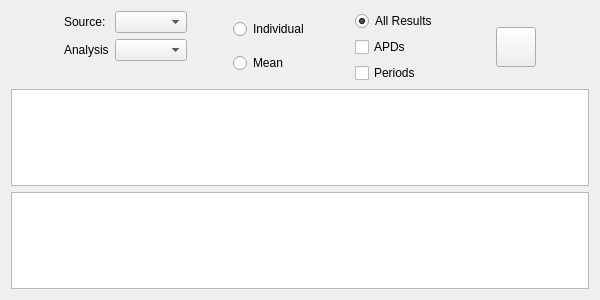
Qt form src/ui/KairoSightWidgetExportCopyPaste.ui (kairosight/KairoSight) before a commit.
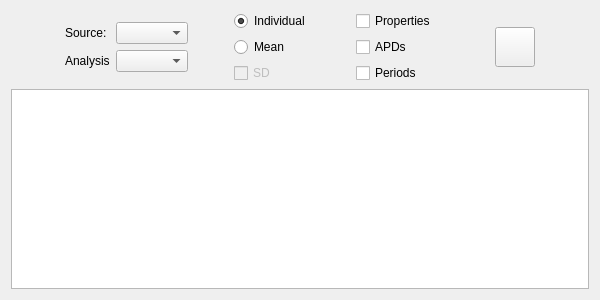
The same form after that commit. Icons and pictures are not drawn.

Commit message: Building export functions, cleaning Isolate functions

The edit to the form file:
```diff
--- a/src/ui/KairoSightWidgetExportCopyPaste.ui
+++ b/src/ui/KairoSightWidgetExportCopyPaste.ui
@@ -43,6 +43,9 @@
      </item>
      <item>
       <layout class="QFormLayout" name="formLayout">
+       <property name="formAlignment">
+        <set>Qt::AlignLeading|Qt::AlignLeft|Qt::AlignVCenter</set>
+       </property>
        <item row="0" column="0">
         <widget class="QLabel" name="labelSource">
          <property name="text">
@@ -100,6 +103,16 @@
          </property>
         </widget>
        </item>
+       <item>
+        <widget class="QCheckBox" name="checkBoxSD">
+         <property name="enabled">
+          <bool>false</bool>
+         </property>
+         <property name="text">
+          <string>SD</string>
+         </property>
+        </widget>
+       </item>
       </layout>
      </item>
      <item>
@@ -121,15 +134,9 @@
      <item>
       <layout class="QVBoxLayout" name="verticalLayout_3">
        <item>
-        <widget class="QRadioButton" name="radioButtonAllResults">
+        <widget class="QCheckBox" name="checkBoxProperties">
          <property name="text">
-          <string>All Results</string>
-         </property>
-         <property name="checked">
-          <bool>true</bool>
-         </property>
-         <property name="autoExclusive">
-          <bool>false</bool>
+          <string>Properties</string>
          </property>
         </widget>
        </item>
@@ -209,9 +216,6 @@
      </item>
     </layout>
    </item>
-   <item>
-    <widget class="QTableView" name="tableViewResults"/>
-   </item>
    <item>
     <widget class="QTableWidget" name="tableWidgetResults"/>
    </item>
```
The commit also changes 2 other files.
